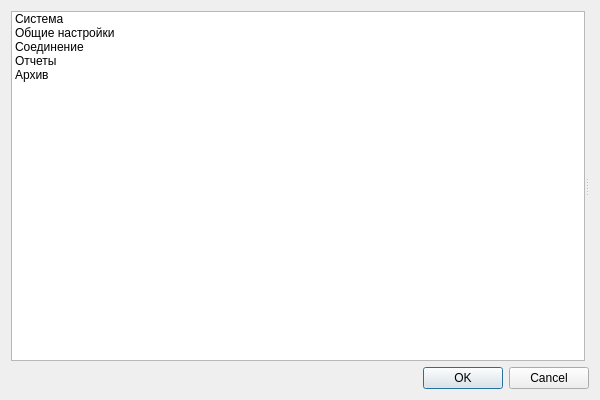
hermit71/117-3-2099, file src/ui/general_settings_dialog.ui: the form before one commit.
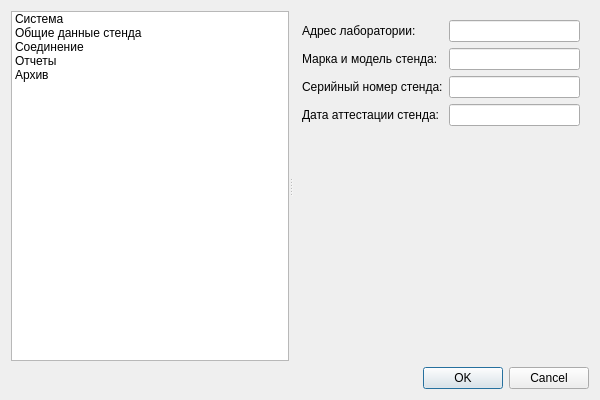
The form after the commit. The open tabs and pages were chosen to show the change.

Commit message: Добавить ввод общих данных стенда

Patch:
```diff
--- a/src/ui/general_settings_dialog.ui
+++ b/src/ui/general_settings_dialog.ui
@@ -27,7 +27,7 @@
       </item>
       <item>
        <property name="text">
-        <string>Общие настройки</string>
+        <string>Общие данные стенда</string>
        </property>
       </item>
       <item>
@@ -48,7 +48,63 @@
      </widget>
      <widget class="QStackedWidget" name="pagesStack">
       <widget class="QWidget" name="page_system"/>
-      <widget class="QWidget" name="page_general"/>
+      <widget class="QWidget" name="page_general">
+       <layout class="QGridLayout" name="gridLayout">
+        <item row="0" column="0">
+         <widget class="QLabel" name="label_lab_address">
+          <property name="text">
+           <string>Адрес лаборатории:</string>
+          </property>
+         </widget>
+        </item>
+        <item row="0" column="1">
+         <widget class="QLineEdit" name="lineLabAddress"/>
+        </item>
+        <item row="1" column="0">
+         <widget class="QLabel" name="label_stand_model">
+          <property name="text">
+           <string>Марка и модель стенда:</string>
+          </property>
+         </widget>
+        </item>
+        <item row="1" column="1">
+         <widget class="QLineEdit" name="lineStandModel"/>
+        </item>
+        <item row="2" column="0">
+         <widget class="QLabel" name="label_serial_number">
+          <property name="text">
+           <string>Серийный номер стенда:</string>
+          </property>
+         </widget>
+        </item>
+        <item row="2" column="1">
+         <widget class="QLineEdit" name="lineSerialNumber"/>
+        </item>
+        <item row="3" column="0">
+         <widget class="QLabel" name="label_certification_date">
+          <property name="text">
+           <string>Дата аттестации стенда:</string>
+          </property>
+         </widget>
+        </item>
+        <item row="3" column="1">
+         <widget class="QLineEdit" name="lineCertificationDate"/>
+        </item>
+        <item row="4" column="0">
+         <spacer name="verticalSpacer">
+          <property name="orientation">
+           <enum>Qt::Vertical</enum>
+          </property>
+          <property name="sizeHint" stdset="0">
+           <size>
+            <width>20</width>
+            <height>40</height>
+           </size>
+          </property>
+         </spacer>
+        </item>
+       </layout>
+      </widget>
       <widget class="QWidget" name="page_connection"/>
       <widget class="QWidget" name="page_reports"/>
       <widget class="QWidget" name="page_archive"/>
```
The commit also changes 4 other files.
